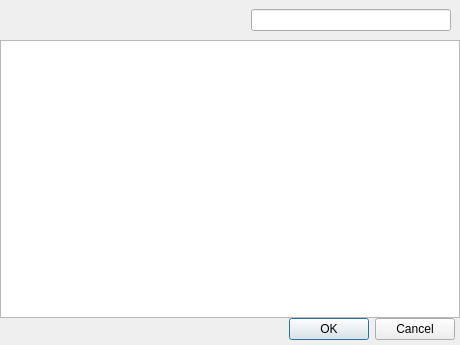
First picture: the form in FWAdminLib/FilesetGroupChooser.ui, repository fw-dev/translations, before the edit.
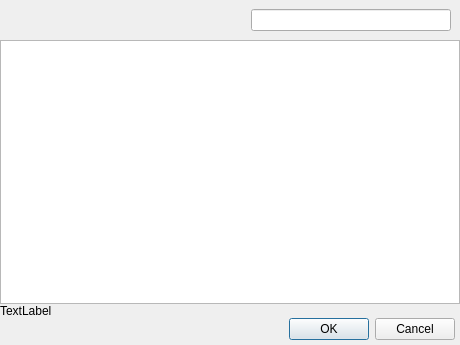
Second picture: the form after the edit. Custom widgets are drawn as their Qt base class.

Patch:
```diff
--- a/FWAdminLib/FilesetGroupChooser.ui
+++ b/FWAdminLib/FilesetGroupChooser.ui
@@ -70,6 +70,16 @@
    <item>
     <widget class="StyledTreeView" name="filesetGroupsView"/>
    </item>
+   <item>
+    <widget class="QLabel" name="infoLabel">
+     <property name="text">
+      <string>TextLabel</string>
+     </property>
+     <property name="margin">
+      <number>5</number>
+     </property>
+    </widget>
+   </item>
    <item>
     <layout class="QHBoxLayout" name="horizontalLayout_2">
      <property name="rightMargin">
```
